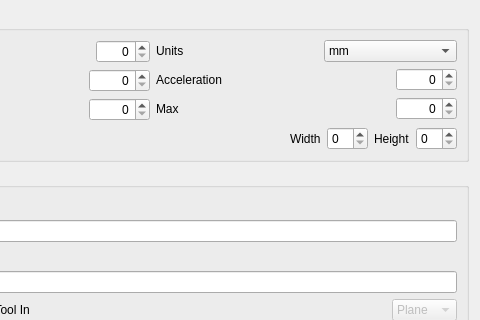
Before: the Qt Designer form View/Settings/MachineForm.ui in octronic-uk/Candle, drawn with Qt 5; both pictures show x 175 to 655 and y 0 to 320 of the 655 by 648 pixel window.
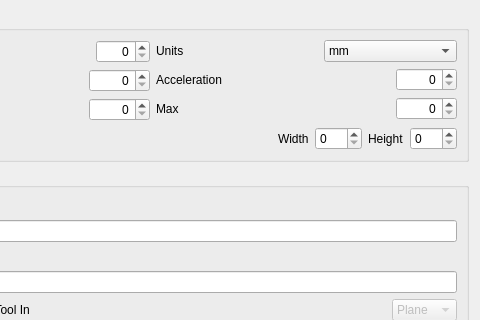
After: the same form once the commit is applied.

```diff
--- a/View/Settings/MachineForm.ui
+++ b/View/Settings/MachineForm.ui
@@ -291,7 +291,11 @@
          </widget>
         </item>
         <item>
-         <widget class="QSpinBox" name="workAreaWidthSpinBox"/>
+         <widget class="QSpinBox" name="workAreaWidthSpinBox">
+          <property name="maximum">
+           <number>999</number>
+          </property>
+         </widget>
         </item>
         <item>
          <widget class="QLabel" name="workAreaHeightLabel">
@@ -301,7 +305,11 @@
          </widget>
         </item>
         <item>
-         <widget class="QSpinBox" name="workAreaHeightSpinBox"/>
+         <widget class="QSpinBox" name="workAreaHeightSpinBox">
+          <property name="maximum">
+           <number>999</number>
+          </property>
+         </widget>
         </item>
        </layout>
       </item>
```
